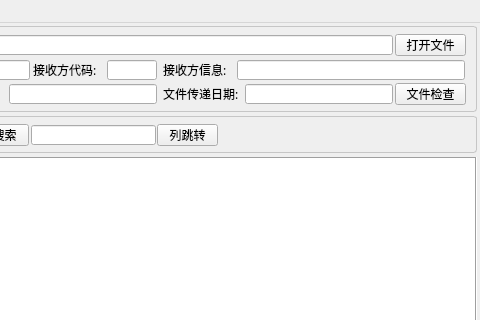
Before: the Qt Designer form mainwindow.ui in cnldw/FinanceFileReader, drawn with Qt 5; both pictures show x 400 to 880 and y 0 to 320 of the 880 by 640 pixel window.
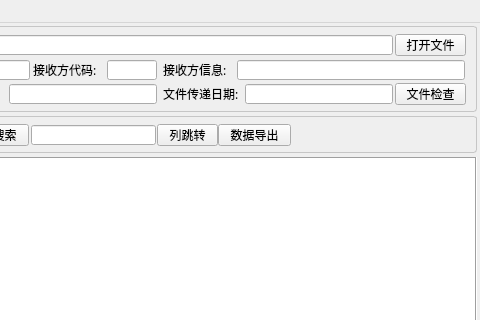
After: the same form once the commit is applied. Icons and pictures are not drawn.

Commit message: 导出数据到csv开发完毕

Diff of the .ui file:
```diff
--- a/mainwindow.ui
+++ b/mainwindow.ui
@@ -418,6 +418,22 @@
         <string>列跳转</string>
        </property>
       </widget>
+      <widget class="QPushButton" name="pushButtonNextSearch_3">
+       <property name="geometry">
+        <rect>
+         <x>615</x>
+         <y>8</y>
+         <width>73</width>
+         <height>22</height>
+        </rect>
+       </property>
+       <property name="toolTip">
+        <string>可以将数据导出到excel文件进行分析...</string>
+       </property>
+       <property name="text">
+        <string>数据导出</string>
+       </property>
+      </widget>
      </widget>
     </item>
     <item>
```
The commit also changes 2 other files.
